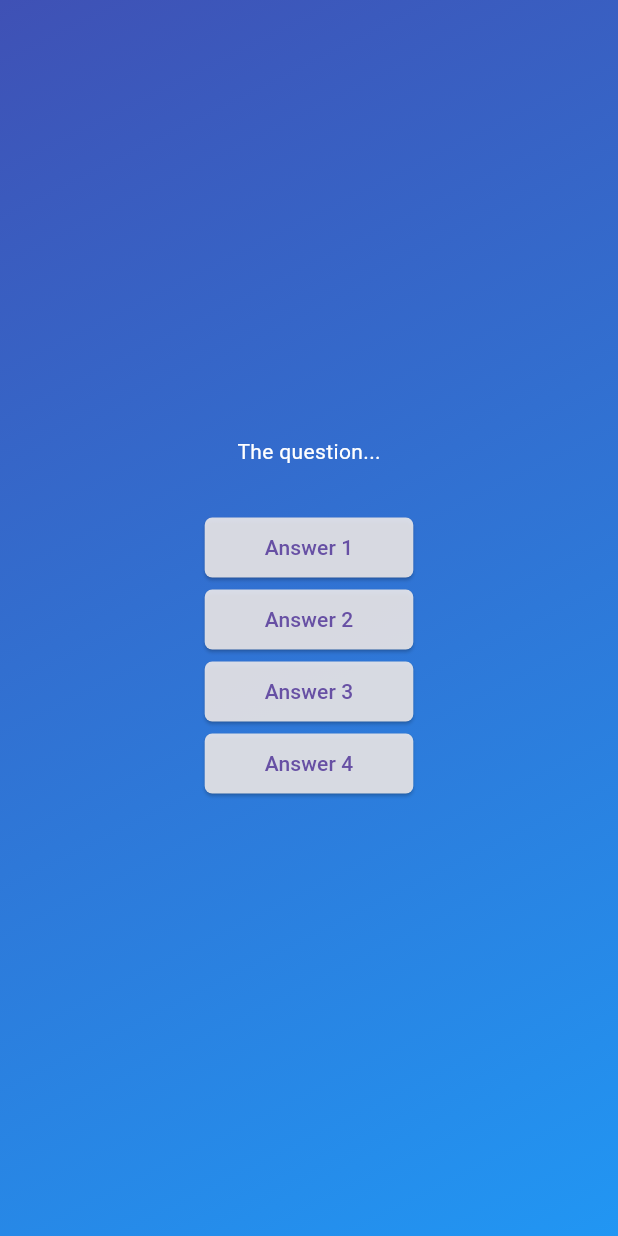
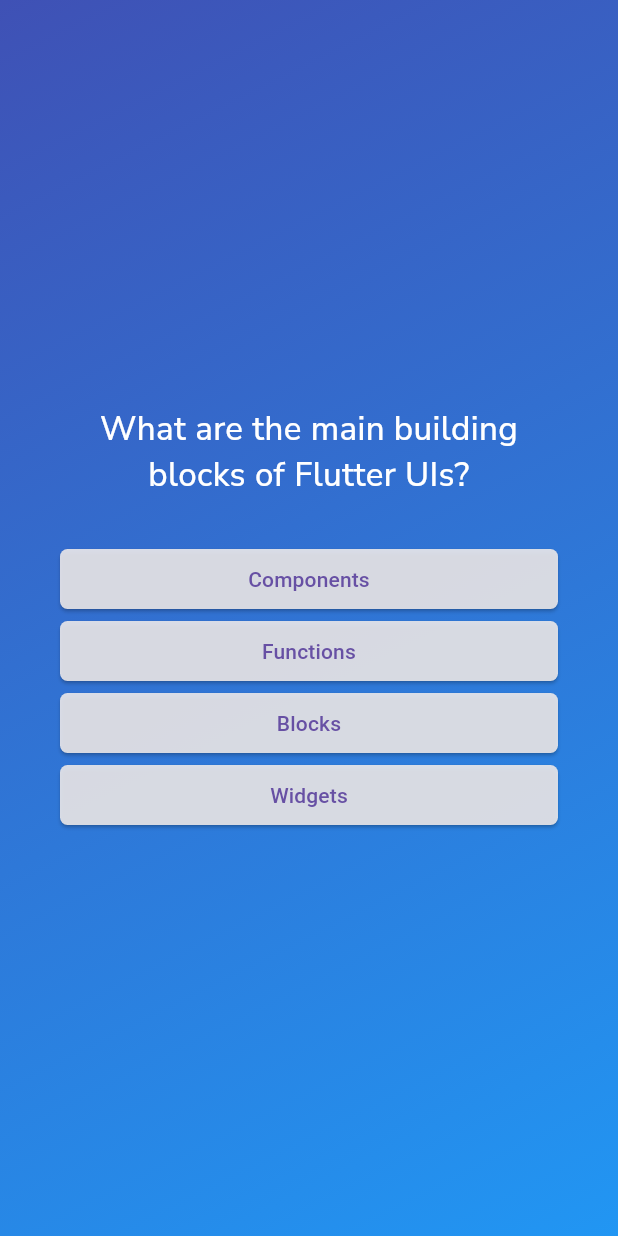
Before and after one commit to Anndderssonn/Flutter_Quiz, a Flutter app: the screen it shows after launch, after a tap on "Start Quiz", on a phone screen of 412 x 824 dp. Run offline on Flutter 3.47's test engine with Material 3 defaults, Android fonts, the phone set to English and light mode, and no system bars; our stand-ins replace google_fonts.

Commit message:
feat: Add Google Fonts library and answers buttons actions

```diff
--- a/lib/models/questions/question_model.dart
+++ b/lib/models/questions/question_model.dart
@@ -3,4 +3,10 @@ class QuestionModel {
   final List<String> answers;
 
   const QuestionModel(this.text, this.answers);
+
+  List<String> getShuffledAnswers() {
+    final shuffledList = List.of(answers);
+    shuffledList.shuffle();
+    return shuffledList;
+  }
 }
--- a/lib/presentation/screens/home/home_screen.dart
+++ b/lib/presentation/screens/home/home_screen.dart
@@ -1,4 +1,5 @@
 import 'package:flutter/material.dart';
+import 'package:google_fonts/google_fonts.dart';
 
 class HomeScreen extends StatelessWidget {
   final void Function() startQuiz;
@@ -17,9 +18,9 @@ class HomeScreen extends StatelessWidget {
             color: const Color.fromARGB(150, 255, 255, 255),
           ),
           const SizedBox(height: 20),
-          const Text(
+          Text(
             'Learn Flutter the fun way!',
-            style: TextStyle(fontSize: 24, color: Colors.white),
+            style: GoogleFonts.nunitoSans(fontSize: 24, color: Colors.white),
           ),
           const SizedBox(height: 40),
           OutlinedButton.icon(
--- a/lib/presentation/screens/questions/questions_screen.dart
+++ b/lib/presentation/screens/questions/questions_screen.dart
@@ -1,28 +1,59 @@
 import 'package:flutter/material.dart';
+import 'package:google_fonts/google_fonts.dart';
+import 'package:flutter_quiz/data/questions/questions_data.dart';
 import 'package:flutter_quiz/presentation/widgets/questions/answer_button.dart';
 
 class QuestionsScreen extends StatefulWidget {
-  const QuestionsScreen({super.key});
+  final void Function(String answer) onSelectAnswer;
+
+  const QuestionsScreen({super.key, required this.onSelectAnswer});
 
   @override
   State<QuestionsScreen> createState() => _QuestionsScreenState();
 }
 
 class _QuestionsScreenState extends State<QuestionsScreen> {
+  var currentQuestionIndex = 0;
+
+  void answerQuestion(String selectedAnswer) {
+    widget.onSelectAnswer(selectedAnswer);
+    setState(() {
+      currentQuestionIndex++;
+    });
+  }
+
   @override
   Widget build(BuildContext context) {
+    final currentQuestion = questionsData[currentQuestionIndex];
+
     return SizedBox(
       width: double.infinity,
-      child: Column(
-        mainAxisAlignment: MainAxisAlignment.center,
-        children: [
-          const Text("The question...", style: TextStyle(color: Colors.white)),
-          const SizedBox(height: 30),
-          AnswerButton(answerText: "Answer 1", onTap: () {}),
-          AnswerButton(answerText: "Answer 2", onTap: () {}),
-          AnswerButton(answerText: "Answer 3", onTap: () {}),
-          AnswerButton(answerText: "Answer 4", onTap: () {}),
-        ],
+      child: Container(
+        margin: const EdgeInsets.all(40),
+        child: Column(
+          mainAxisAlignment: MainAxisAlignment.center,
+          crossAxisAlignment: CrossAxisAlignment.stretch,
+          children: [
+            Text(
+              currentQuestion.text,
+              style: GoogleFonts.nunitoSans(
+                color: Colors.white,
+                fontSize: 22,
+                fontWeight: FontWeight.w500,
+              ),
+              textAlign: TextAlign.center,
+            ),
+            const SizedBox(height: 30),
+            ...currentQuestion.getShuffledAnswers().map((answer) {
+              return AnswerButton(
+                answerText: answer,
+                onTap: () {
+                  answerQuestion(answer);
+                },
+              );
+            }),
+          ],
+        ),
       ),
     );
   }
--- a/lib/presentation/widgets/questions/answer_button.dart
+++ b/lib/presentation/widgets/questions/answer_button.dart
@@ -4,7 +4,11 @@ class AnswerButton extends StatelessWidget {
   final String answerText;
   final void Function() onTap;
 
-  const AnswerButton({super.key, required this.answerText, required this.onTap});
+  const AnswerButton({
+    super.key,
+    required this.answerText,
+    required this.onTap,
+  });
 
   @override
   Widget build(BuildContext context) {
@@ -13,11 +17,9 @@ class AnswerButton extends StatelessWidget {
       style: ElevatedButton.styleFrom(
         padding: const EdgeInsets.symmetric(horizontal: 40, vertical: 10),
         backgroundColor: const Color.fromARGB(225, 239, 235, 235),
-        shape: RoundedRectangleBorder(
-          borderRadius: BorderRadius.circular(5)
-        )
+        shape: RoundedRectangleBorder(borderRadius: BorderRadius.circular(5)),
       ),
-      child: Text(answerText),
+      child: Text(answerText, textAlign: TextAlign.center),
     );
   }
 }
--- a/lib/presentation/widgets/quiz.dart
+++ b/lib/presentation/widgets/quiz.dart
@@ -11,6 +11,7 @@ class Quiz extends StatefulWidget {
 }
 
 class _QuizState extends State<Quiz> {
+  final List<String> selectedAnswers = [];
   var activeScreen = 'home-screen';
 
   void switchScreen() {
@@ -19,12 +20,16 @@ class _QuizState extends State<Quiz> {
     });
   }
 
+  void chooseAnswer(String answer) {
+    selectedAnswers.add(answer);
+  }
+
   @override
   Widget build(BuildContext context) {
     Widget screenWidget = HomeScreen(switchScreen);
 
     if (activeScreen == 'questions-screen') {
-      screenWidget = const QuestionsScreen();
+      screenWidget = QuestionsScreen(onSelectAnswer: chooseAnswer);
     }
 
     return MaterialApp(
--- a/pubspec.yaml
+++ b/pubspec.yaml
@@ -34,6 +34,7 @@ dependencies:
   # The following adds the Cupertino Icons font to your application.
   # Use with the CupertinoIcons class for iOS style icons.
   cupertino_icons: ^1.0.8
+  google_fonts: ^6.2.1
 
 dev_dependencies:
   flutter_test:
```
Also changed, not shown: pubspec.lock, 10 other files.
